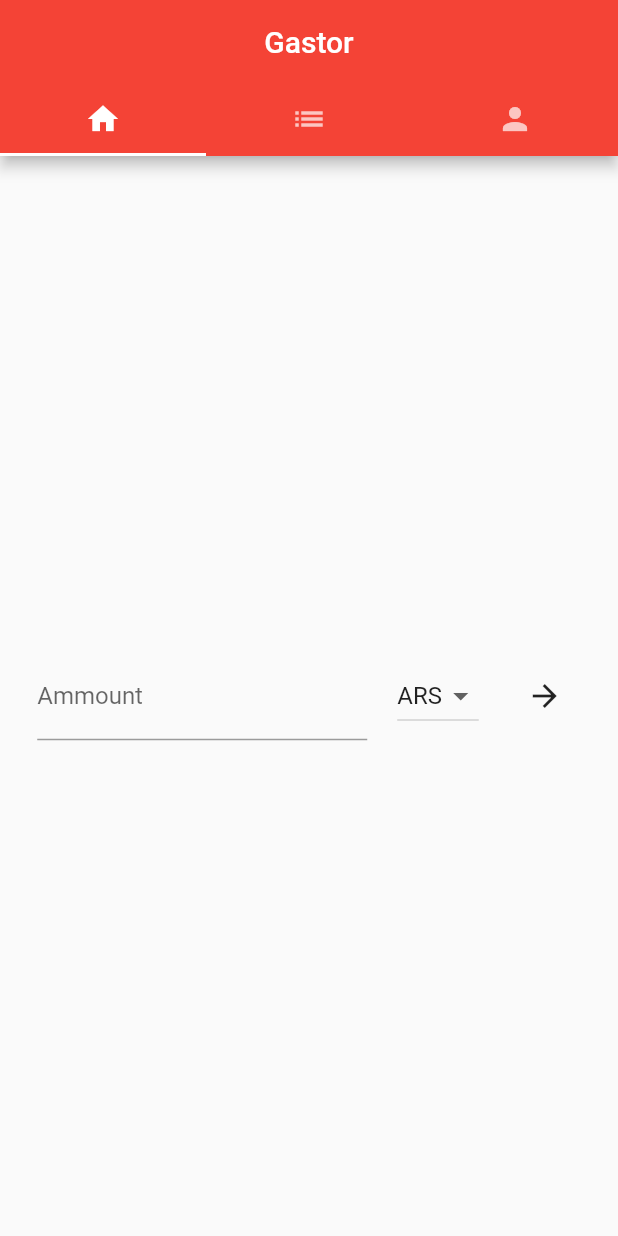
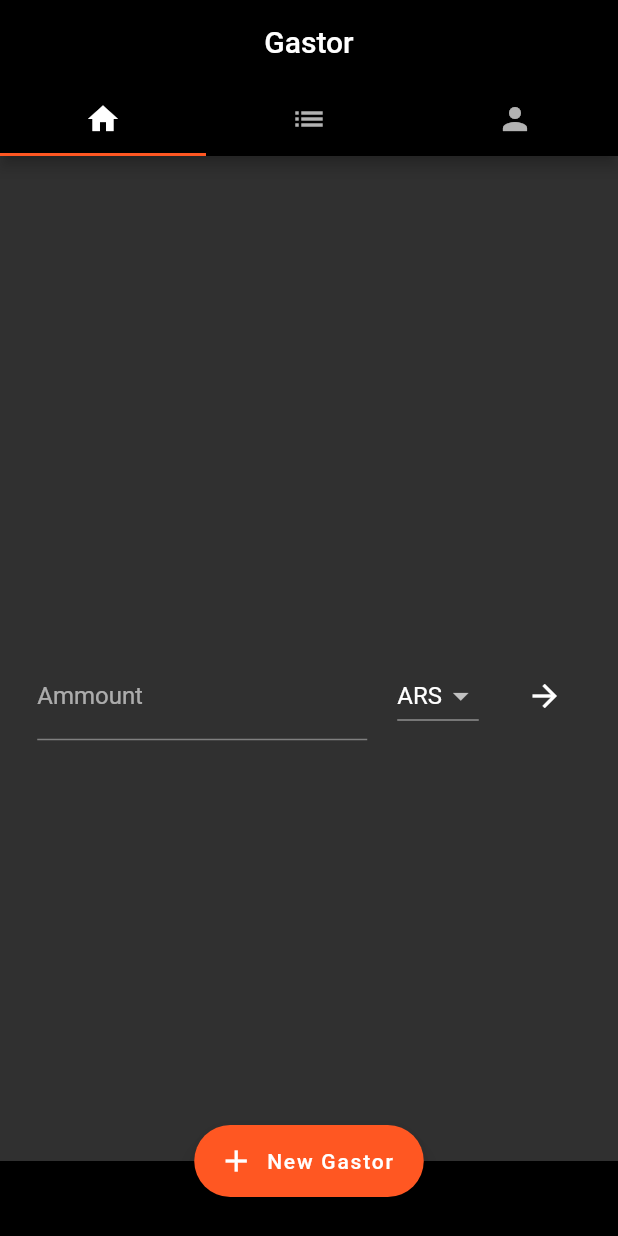
Before and after one commit to ivanln26/gastor, a Flutter app: the screen it shows after launch, on a phone screen of 412 x 824 dp. Run offline on Flutter 3.47's test engine with Material 2 defaults, Android fonts, the phone set to English and light mode, and no system bars; our stand-ins replace firebase_database, rxdart; accounts and stored records are empty.

Commit message:
Dark theme and bottom sheet

```diff
--- a/lib/main.dart
+++ b/lib/main.dart
@@ -11,6 +11,8 @@ class MyApp extends StatelessWidget {
     return MaterialApp(
       title: 'Gastor',
       theme: ThemeData(
+        brightness: Brightness.dark,
+        primaryColor: Colors.deepOrange,
         primarySwatch: Colors.red,
       ),
       home: GastorProvider(
--- a/lib/ui/home_page.dart
+++ b/lib/ui/home_page.dart
@@ -12,6 +12,20 @@ class HomePage extends StatefulWidget {
 }
 
 class _HomePageState extends State<HomePage> {
+  void _showModalSheet() {
+    showModalBottomSheet(
+      context: context,
+      builder: (builder) {
+        return Container(
+          height: 100,
+          child: Center(
+            child: Text('Form'),
+          ),
+        );
+      },
+    );
+  }
+
   @override
   Widget build(BuildContext context) {
     return DefaultTabController(
@@ -19,8 +33,10 @@ class _HomePageState extends State<HomePage> {
       child: Scaffold(
         appBar: AppBar(
           title: Text(widget.title),
+          backgroundColor: Colors.black,
           centerTitle: true,
           bottom: TabBar(
+            indicatorColor: Theme.of(context).primaryColor,
             tabs: [
               Tab(icon: Icon(Icons.home)),
               Tab(icon: Icon(Icons.list)),
@@ -35,6 +51,18 @@ class _HomePageState extends State<HomePage> {
             Center(child: Text('User')),
           ],
         ),
+        floatingActionButton: FloatingActionButton.extended(
+          backgroundColor: Theme.of(context).primaryColor,
+          foregroundColor: Colors.white,
+          icon: Icon(Icons.add),
+          label: Text('New Gastor'),
+          onPressed: _showModalSheet,
+        ),
+        floatingActionButtonLocation: FloatingActionButtonLocation.centerDocked,
+        bottomSheet: Container(
+          color: Colors.black,
+          height: 50,
+        ),
       ),
     );
   }
```
